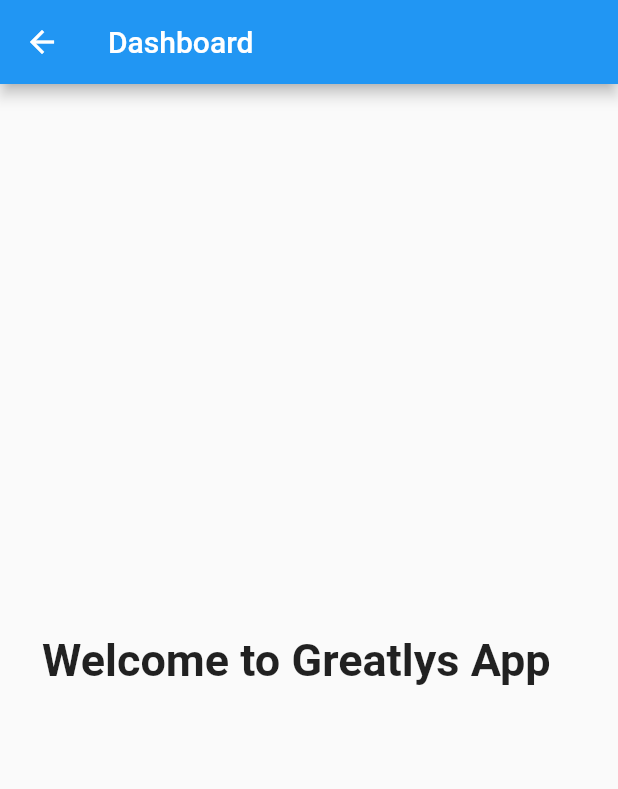
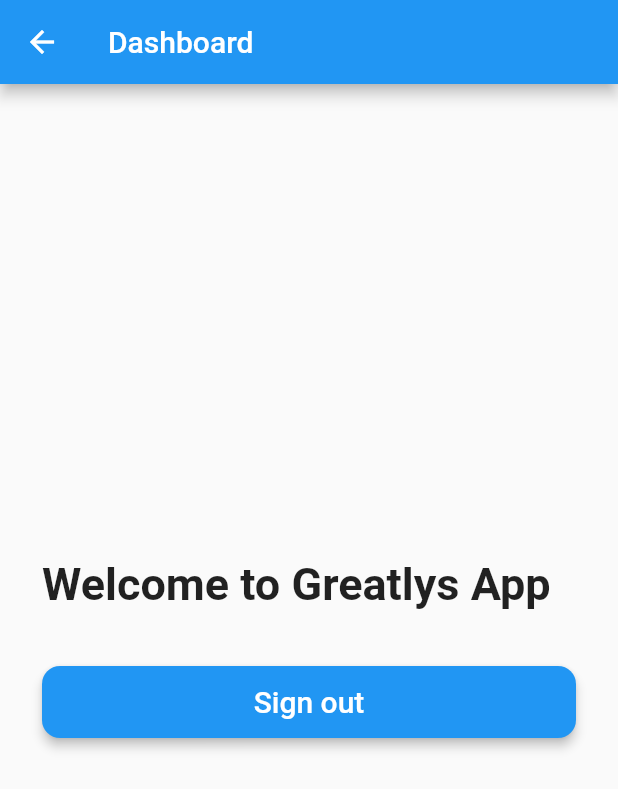
Before and after one commit to nyanibaquartey/user_auth, a Flutter app: the Dashboard screen opened by its route, on a phone screen of 412 x 824 dp. Shown: the top 789 px of the screen. Run offline on Flutter 3.47's test engine with Material 2 defaults, Android fonts, the phone set to English and light mode, and no system bars; our stand-ins replace firebase_auth, firebase_core; accounts and stored records are empty.

Commit message:
Add sign out method

```diff
--- a/lib/screens/dashboard.dart
+++ b/lib/screens/dashboard.dart
@@ -1,4 +1,6 @@
 import 'package:flutter/material.dart';
+import 'package:login_app/components/rounded_button.dart';
+import 'package:firebase_auth/firebase_auth.dart';
 
 class Dashboard extends StatefulWidget {
   const Dashboard({Key? key}) : super(key: key);
@@ -21,13 +23,20 @@ class _DashboardState extends State<Dashboard> {
         child: Column(
           mainAxisAlignment: MainAxisAlignment.center,
           crossAxisAlignment: CrossAxisAlignment.stretch,
-          children: const [
-            Text(
+          children: [
+            const Text(
               'Welcome to Greatlys App',
               style: TextStyle(
                 fontSize: 30.0,
                 fontWeight: FontWeight.bold,
               ),
+            ),
+            const SizedBox(height: 21.0),
+            RoundedButton(
+              title: 'Sign out',
+              onPressed: () async {
+                await FirebaseAuth.instance.signOut();
+              },
             ),
           ],
         ),
```
